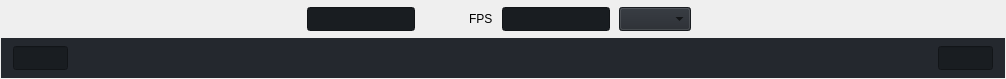
Before: the Qt Designer form ui/zenqt/widgets/ztimeline.ui in zenustech/zeno, drawn with Qt 5.
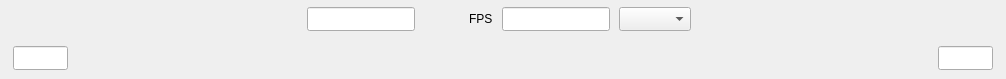
After: the same form once the commit is applied. Custom widgets are drawn as their Qt base class.

Commit message: [ui] beautify the vs style.

Patch:
```diff
--- a/ui/zenqt/widgets/ztimeline.ui
+++ b/ui/zenqt/widgets/ztimeline.ui
@@ -94,12 +94,6 @@
          <height>16777215</height>
         </size>
        </property>
-       <property name="styleSheet">
-        <string notr="true">QLineEdit
-{
-	background-color: #FF191D21;
-}</string>
-       </property>
        <property name="alignment">
         <set>Qt::AlignCenter</set>
        </property>
@@ -200,103 +194,6 @@
          <verstretch>0</verstretch>
         </sizepolicy>
        </property>
-       <property name="palette">
-        <palette>
-         <active>
-          <colorrole role="Button">
-           <brush brushstyle="SolidPattern">
-            <color alpha="255">
-             <red>25</red>
-             <green>29</green>
-             <blue>33</blue>
-            </color>
-           </brush>
-          </colorrole>
-          <colorrole role="Base">
-           <brush brushstyle="SolidPattern">
-            <color alpha="255">
-             <red>25</red>
-             <green>29</green>
-             <blue>33</blue>
-            </color>
-           </brush>
-          </colorrole>
-          <colorrole role="Window">
-           <brush brushstyle="SolidPattern">
-            <color alpha="255">
-             <red>25</red>
-             <green>29</green>
-             <blue>33</blue>
-            </color>
-           </brush>
-          </colorrole>
-         </active>
-         <inactive>
-          <colorrole role="Button">
-           <brush brushstyle="SolidPattern">
-            <color alpha="255">
-             <red>25</red>
-             <green>29</green>
-             <blue>33</blue>
-            </color>
-           </brush>
-          </colorrole>
-          <colorrole role="Base">
-           <brush brushstyle="SolidPattern">
-            <color alpha="255">
-             <red>25</red>
-             <green>29</green>
-             <blue>33</blue>
-            </color>
-           </brush>
-          </colorrole>
-          <colorrole role="Window">
-           <brush brushstyle="SolidPattern">
-            <color alpha="255">
-             <red>25</red>
-             <green>29</green>
-             <blue>33</blue>
-            </color>
-           </brush>
-          </colorrole>
-         </inactive>
-         <disabled>
-          <colorrole role="Button">
-           <brush brushstyle="SolidPattern">
-            <color alpha="255">
-             <red>25</red>
-             <green>29</green>
-             <blue>33</blue>
-            </color>
-           </brush>
-          </colorrole>
-          <colorrole role="Base">
-           <brush brushstyle="SolidPattern">
-            <color alpha="255">
-             <red>25</red>
-             <green>29</green>
-             <blue>33</blue>
-            </color>
-           </brush>
-          </colorrole>
-          <colorrole role="Window">
-           <brush brushstyle="SolidPattern">
-            <color alpha="255">
-             <red>25</red>
-             <green>29</green>
-             <blue>33</blue>
-            </color>
-           </brush>
-          </colorrole>
-         </disabled>
-        </palette>
-       </property>
-       <property name="styleSheet">
-        <string notr="true">QLineEdit
-{
-	background-color: #FF191D21;
-}</string>
-       </property>
        <property name="alignment">
         <set>Qt::AlignCenter</set>
        </property>
@@ -322,11 +219,6 @@
          <height>16777215</height>
         </size>
        </property>
-       <property name="styleSheet">
-        <string notr="true">QComboBox{
-	background-color: #FF24282E;
-}</string>
-       </property>
        <property name="editable">
         <bool>false</bool>
        </property>
@@ -370,13 +262,6 @@
        <height>16777215</height>
       </size>
      </property>
-     <property name="styleSheet">
-      <string notr="true">QWidget
-{
-	background-color: #FF24282E;
-}
-</string>
-     </property>
      <layout class="QHBoxLayout" name="horizontalLayout">
       <property name="spacing">
        <number>14</number>
@@ -413,14 +298,6 @@
           <height>16777215</height>
          </size>
         </property>
-        <property name="styleSheet">
-         <string notr="true">QLineEdit
-{
-    border-width:1px;
-	border-color: #FF121416;
-	background-color: #FF191D21;
-}</string>
-        </property>
        </widget>
       </item>
       <item>
@@ -465,14 +342,6 @@
           <height>0</height>
          </size>
         </property>
-        <property name="styleSheet">
-         <string notr="true">QLineEdit
-{
-    border-width:1px;
-	border-color: #FF121416;
-	background-color: #FF191D21;
-}</string>
-        </property>
        </widget>
       </item>
      </layout>
```
Left out of the diff: 2 changed lines with no effect on the pictures. The commit also changes 36 other files.
